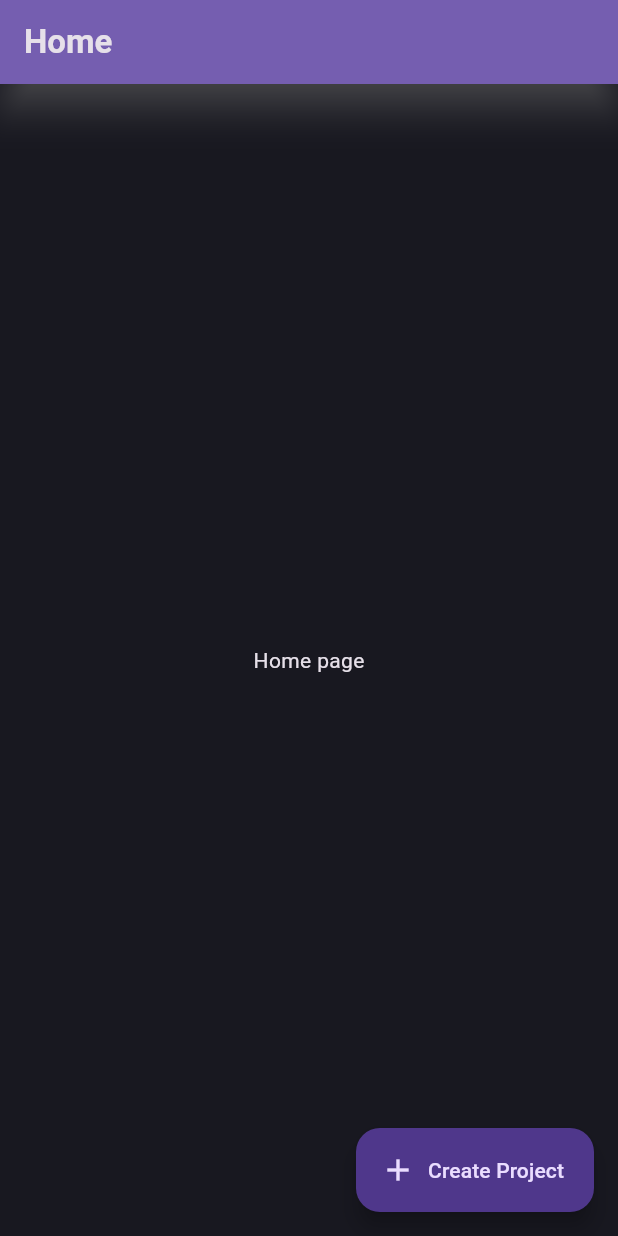
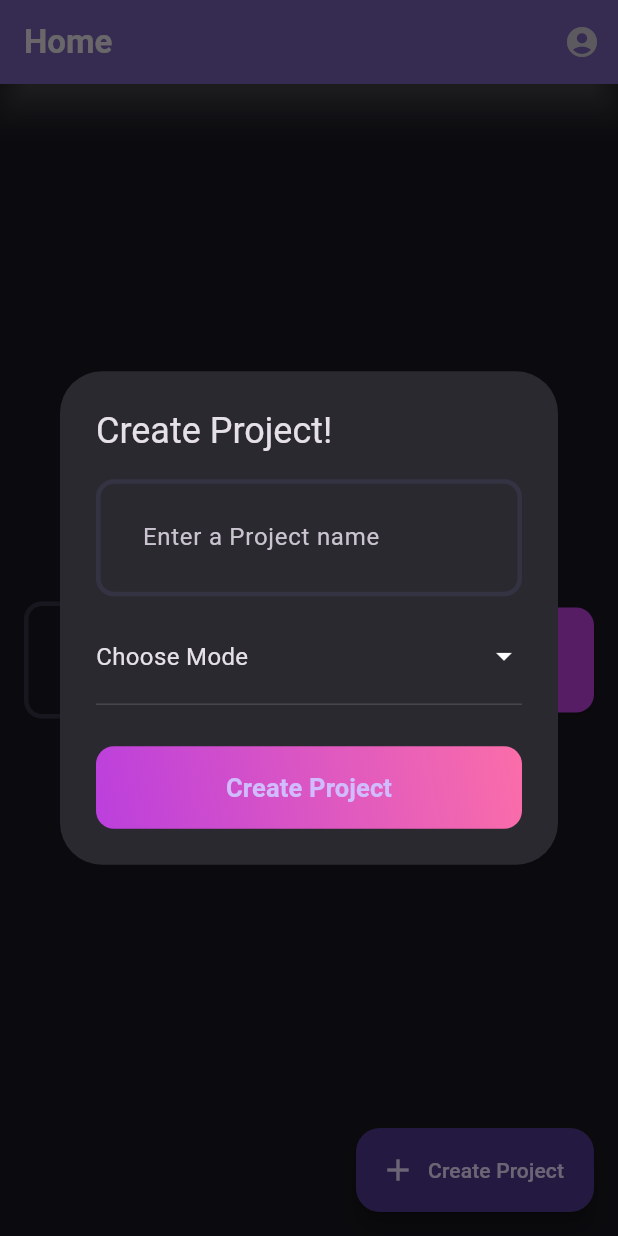
Before and after one commit to Olaoluwa99/site_board, a Flutter app: the screen it shows after launch, after a tap on "Create Project", on a phone screen of 412 x 824 dp. Run offline on Flutter 3.47's test engine with Material 3 defaults, Android fonts, the phone set to English and light mode, and no system bars; our stand-ins replace flutter_bloc, fpdart, get_it, image_picker, internet_connection_checker_plus, supabase_flutter; accounts and stored records are empty.

```diff
--- a/lib/feature/auth/presentation/widgets/auth_gradient_button.dart
+++ b/lib/core/common/widgets/gradient_button.dart
@@ -1,15 +1,11 @@
 import 'package:flutter/material.dart';
 
-import '../../../../core/theme/app_palette.dart';
+import '../../theme/app_palette.dart';
 
-class AuthGradientButton extends StatelessWidget {
+class GradientButton extends StatelessWidget {
   final VoidCallback onClick;
   final String text;
-  const AuthGradientButton({
-    required this.onClick,
-    required this.text,
-    super.key,
-  });
+  const GradientButton({required this.onClick, required this.text, super.key});
 
   @override
   Widget build(BuildContext context) {
--- a/lib/feature/auth/presentation/pages/login_page.dart
+++ b/lib/feature/auth/presentation/pages/login_page.dart
@@ -3,12 +3,12 @@ import 'package:flutter_bloc/flutter_bloc.dart';
 import 'package:site_board/feature/auth/presentation/pages/signup_page.dart';
 import 'package:site_board/feature/main/home/presentation/pages/home_page.dart';
 
+import '../../../../core/common/widgets/gradient_button.dart';
 import '../../../../core/common/widgets/loader.dart';
 import '../../../../core/theme/app_palette.dart';
 import '../../../../core/utils/show_snackbar.dart';
 import '../bloc/auth_bloc.dart';
 import '../widgets/auth_field.dart';
-import '../widgets/auth_gradient_button.dart';
 
 class LoginPage extends StatefulWidget {
   static route() => MaterialPageRoute(builder: (context) => const LoginPage());
@@ -33,6 +33,7 @@ class _LoginPageState extends State<LoginPage> {
   @override
   Widget build(BuildContext context) {
     return Scaffold(
+      appBar: AppBar(),
       body: Padding(
         padding: const EdgeInsets.all(15.0),
         child: BlocConsumer<AuthBloc, AuthState>(
@@ -70,7 +71,7 @@ class _LoginPageState extends State<LoginPage> {
                     isObscureText: true,
                   ),
                   const SizedBox(height: 20),
-                  AuthGradientButton(
+                  GradientButton(
                     onClick: () {
                       if (formKey.currentState!.validate()) {
                         context.read<AuthBloc>().add(
--- a/lib/feature/auth/presentation/pages/signup_page.dart
+++ b/lib/feature/auth/presentation/pages/signup_page.dart
@@ -2,12 +2,12 @@ import 'package:flutter/material.dart';
 import 'package:flutter_bloc/flutter_bloc.dart';
 import 'package:site_board/feature/main/home/presentation/pages/home_page.dart';
 
+import '../../../../core/common/widgets/gradient_button.dart';
 import '../../../../core/common/widgets/loader.dart';
 import '../../../../core/theme/app_palette.dart';
 import '../../../../core/utils/show_snackbar.dart';
 import '../bloc/auth_bloc.dart';
 import '../widgets/auth_field.dart';
-import '../widgets/auth_gradient_button.dart';
 import 'login_page.dart';
 
 class SignupPage extends StatefulWidget {
@@ -75,7 +75,7 @@ class _SignupPageState extends State<SignupPage> {
                     isObscureText: true,
                   ),
                   const SizedBox(height: 20),
-                  AuthGradientButton(
+                  GradientButton(
                     onClick: () {
                       if (formKey.currentState!.validate()) {
                         context.read<AuthBloc>().add(
--- /dev/null
+++ b/lib/feature/main/createProject/presentation/pages/CreateProject.dart
@@ -0,0 +1,126 @@
+import 'package:flutter/material.dart';
+import 'package:site_board/core/common/widgets/gradient_button.dart';
+import 'package:site_board/core/utils/show_snackbar.dart';
+
+import '../../../home/presentation/widgets/field_editor.dart';
+
+class CreateProjectDialog extends StatefulWidget {
+  final void Function(String selectedName, String outputModes) onCompleted;
+  const CreateProjectDialog({required this.onCompleted, super.key});
+
+  @override
+  State<CreateProjectDialog> createState() => _CreateProjectDialogState();
+}
+
+class _CreateProjectDialogState extends State<CreateProjectDialog> {
+  final TextEditingController _textController = TextEditingController();
+  String? selectedMode;
+
+  List<String> modes = ['None', 'Password', 'Approval by Admin'];
+  bool dropdownOpen = false;
+
+  @override
+  void dispose() {
+    _textController.dispose();
+    super.dispose();
+  }
+
+  @override
+  Widget build(BuildContext context) {
+    return AlertDialog(
+      title: Text('Create Project!'),
+      content: Column(
+        mainAxisSize: MainAxisSize.min,
+        children: [
+          FieldEditor(
+            hintText: 'Enter a Project name',
+            controller: _textController,
+          ),
+          SizedBox(height: 16),
+
+          /// Choose Mode Button with Dropdown
+          GestureDetector(
+            onTap: () {
+              setState(() {
+                dropdownOpen = !dropdownOpen;
+              });
+            },
+            child: Container(
+              width: double.infinity,
+              padding: EdgeInsets.symmetric(vertical: 12),
+              child: Row(
+                mainAxisAlignment: MainAxisAlignment.spaceBetween,
+                children: [
+                  Text(
+                    selectedMode ?? 'Choose Mode',
+                    style: TextStyle(fontSize: 16),
+                  ),
+                  Icon(
+                    dropdownOpen ? Icons.arrow_drop_up : Icons.arrow_drop_down,
+                  ),
+                ],
+              ),
+            ),
+          ),
+          Divider(),
+
+          /// Dropdown (Visible only when dropdownOpen is true)
+          if (dropdownOpen)
+            Column(
+              children: [
+                Column(
+                  crossAxisAlignment: CrossAxisAlignment.start,
+                  children:
+                      modes.map((mode) {
+                        return ListTile(
+                          contentPadding: EdgeInsets.zero,
+                          title: Text(mode),
+                          onTap: () {
+                            setState(() {
+                              selectedMode = mode;
+                              dropdownOpen = false;
+                            });
+                          },
+                          trailing: mode != 'None' ? Icon(Icons.lock) : null,
+                        );
+                      }).toList(),
+                ),
+                Divider(),
+              ],
+            ),
+
+          SizedBox(height: 20),
+
+          /// Create Button
+          GradientButton(
+            onClick: () {
+              // Close dropdown if open
+              if (dropdownOpen) {
+                setState(() {
+                  dropdownOpen = false;
+                });
+              } else {
+                // Close dialog
+                if (_textController.text.isNotEmpty && selectedMode != null) {
+                  widget.onCompleted(_textController.text, selectedMode!);
+                  Navigator.of(context).pop();
+                } else {
+                  showSnackBar(
+                    context,
+                    'Ensure a fields are filled and Try again',
+                  );
+                }
+              }
+            },
+            text: 'Create Project',
+          ),
+        ],
+      ),
+    );
+  }
+}
+
+//
+//  Name of Project
+//  Join Group type - None, Password, Approval by Admin
+//  If password, Field to Input password - Field to Confirm password
--- a/lib/feature/main/home/presentation/pages/home_page.dart
+++ b/lib/feature/main/home/presentation/pages/home_page.dart
@@ -1,4 +1,8 @@
 import 'package:flutter/material.dart';
+import 'package:site_board/feature/auth/presentation/pages/login_page.dart';
+import 'package:site_board/feature/main/createProject/presentation/pages/CreateProject.dart';
+import 'package:site_board/feature/main/home/presentation/widgets/activate_field_editor.dart';
+import 'package:site_board/feature/main/projectSection/presentation/pages/project_home_page.dart';
 
 class HomePage extends StatefulWidget {
   static route() => MaterialPageRoute(builder: (context) => const HomePage());
@@ -9,6 +13,27 @@ class HomePage extends StatefulWidget {
 }
 
 class _HomePageState extends State<HomePage> {
+  final formKey = GlobalKey<FormState>();
+  final TextEditingController linkController = TextEditingController();
+
+  void _showCustomDialog() {
+    showDialog(
+      context: context,
+      builder:
+          (context) => CreateProjectDialog(
+            onCompleted: (String selectedName, String outputModes) {
+              linkController.text = '$selectedName - $outputModes';
+            },
+          ),
+    );
+  }
+
+  @override
+  void dispose() {
+    linkController.dispose();
+    super.dispose();
+  }
+
   @override
   Widget build(BuildContext context) {
     return Scaffold(
@@ -17,13 +42,38 @@ class _HomePageState extends State<HomePage> {
         shadowColor: Colors.grey,
         elevation: 10,
         backgroundColor: Theme.of(context).colorScheme.inversePrimary,
+        actions: [
+          IconButton(
+            onPressed: () {
+              Navigator.push(context, LoginPage.route());
+            },
+            icon: Icon(Icons.account_circle),
+          ),
+        ],
       ),
       floatingActionButton: FloatingActionButton.extended(
-        onPressed: () {},
+        onPressed: _showCustomDialog,
         label: const Text('Create Project'),
         icon: const Icon(Icons.add),
       ),
-      body: const Center(child: Text('Home page')),
+      body: Padding(
+        padding: const EdgeInsets.all(16.0),
+        child: Column(
+          mainAxisAlignment: MainAxisAlignment.center,
+          children: [
+            ActivateFieldEditor(
+              onClick: () {
+                Navigator.push(
+                  context,
+                  ProjectHomePage.route(linkController.text),
+                );
+              },
+              hintText: 'Input a link',
+              controller: linkController,
+            ),
+          ],
+        ),
+      ),
     );
   }
 }
--- /dev/null
+++ b/lib/feature/main/home/presentation/widgets/activate_field_editor.dart
@@ -0,0 +1,56 @@
+import 'package:flutter/material.dart';
+import 'package:site_board/core/theme/app_palette.dart';
+
+class ActivateFieldEditor extends StatelessWidget {
+  final String hintText;
+  final TextEditingController controller;
+  final VoidCallback onClick;
+
+  const ActivateFieldEditor({
+    required this.hintText,
+    required this.controller,
+    required this.onClick,
+    super.key,
+  });
+
+  @override
+  Widget build(BuildContext context) {
+    final borderRadius = BorderRadius.circular(
+      12,
+    ); // Adjust to match the TextFormField's default
+
+    return Row(
+      children: [
+        Expanded(
+          child: TextFormField(
+            decoration: InputDecoration(
+              hintText: hintText,
+              border: OutlineInputBorder(borderRadius: borderRadius),
+            ),
+            validator: (value) {
+              if (value!.isEmpty) {
+                return '$hintText is missing!';
+              }
+              return null;
+            },
+            controller: controller,
+            maxLines: null,
+          ),
+        ),
+        const SizedBox(width: 8),
+        SizedBox(
+          height: 70,
+          child: ElevatedButton(
+            onPressed: onClick,
+            style: ElevatedButton.styleFrom(
+              shape: RoundedRectangleBorder(borderRadius: borderRadius),
+              padding: EdgeInsets.symmetric(horizontal: 20),
+              backgroundColor: AppPalette.gradient1,
+            ),
+            child: const Icon(Icons.check),
+          ),
+        ),
+      ],
+    );
+  }
+}
--- /dev/null
+++ b/lib/feature/main/home/presentation/widgets/field_editor.dart
@@ -0,0 +1,32 @@
+import 'package:flutter/material.dart';
+
+class FieldEditor extends StatelessWidget {
+  final String hintText;
+  final TextEditingController controller;
+  final TextInputType textInputType;
+  final int minLines;
+  const FieldEditor({
+    required this.hintText,
+    required this.controller,
+    this.textInputType = TextInputType.text,
+    this.minLines = 1,
+    super.key,
+  });
+
+  @override
+  Widget build(BuildContext context) {
+    return TextFormField(
+      decoration: InputDecoration(hintText: hintText),
+      validator: (value) {
+        if (value!.isEmpty) {
+          return '$hintText is missing!';
+        }
+        return null;
+      },
+      controller: controller,
+      maxLines: null,
+      minLines: minLines,
+      keyboardType: textInputType,
+    );
+  }
+}
--- a/lib/main.dart
+++ b/lib/main.dart
@@ -72,7 +72,7 @@ class _MyAppState extends State<MyApp> {
   @override
   Widget build(BuildContext context) {
     return MaterialApp(
-      title: 'Dune Blog',
+      title: 'SiteBoard',
       debugShowCheckedModeBanner: false,
       theme: AppTheme.darkThemeMode,
       home: BlocSelector<AppUserCubit, AppUserState, bool>(
```
Also changed, not shown: lib/feature/main/home/presentation/widgets/pseudo_editor.dart (added, +26 -0 lines), lib/feature/main/projectSection/presentation/pages/create_log_page.dart (added, +99 -0 lines), lib/feature/main/projectSection/presentation/pages/project_home_page.dart (added, +90 -0 lines), lib/feature/main/projectSection/presentation/pages/view_log_page.dart (added, +13 -0 lines).
